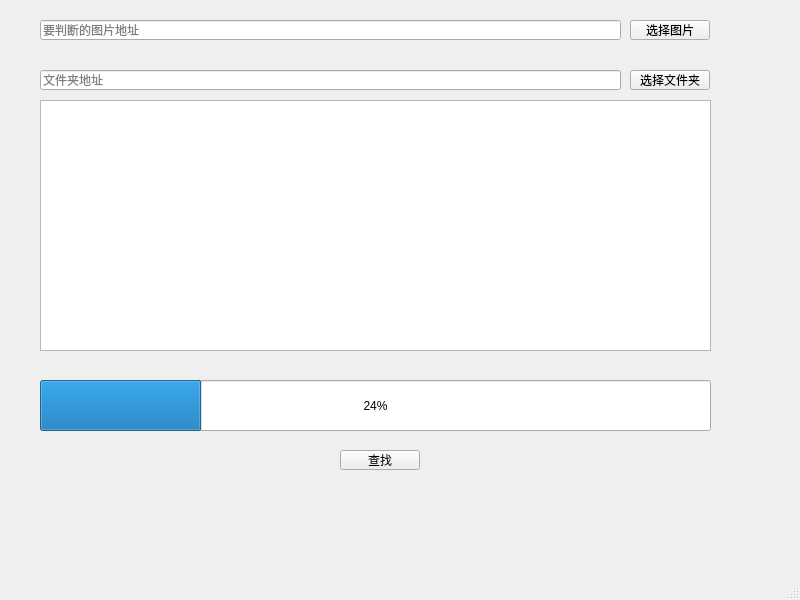
Before: the Qt Designer form mainwindow.ui in nolongerhesitate/SimilitudePicture, drawn with Qt 5.
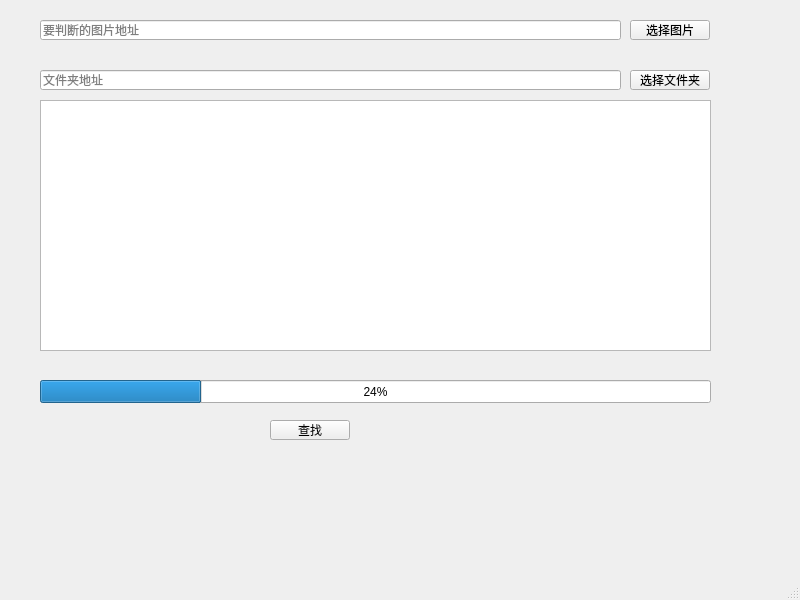
After: the same form once the commit is applied.

```diff
--- a/mainwindow.ui
+++ b/mainwindow.ui
@@ -17,8 +17,8 @@
    <widget class="QPushButton" name="pushButton">
     <property name="geometry">
      <rect>
-      <x>340</x>
-      <y>450</y>
+      <x>270</x>
+      <y>420</y>
       <width>80</width>
       <height>20</height>
      </rect>
@@ -95,7 +95,7 @@
       <x>40</x>
       <y>380</y>
       <width>671</width>
-      <height>51</height>
+      <height>23</height>
      </rect>
     </property>
     <property name="value">
```
